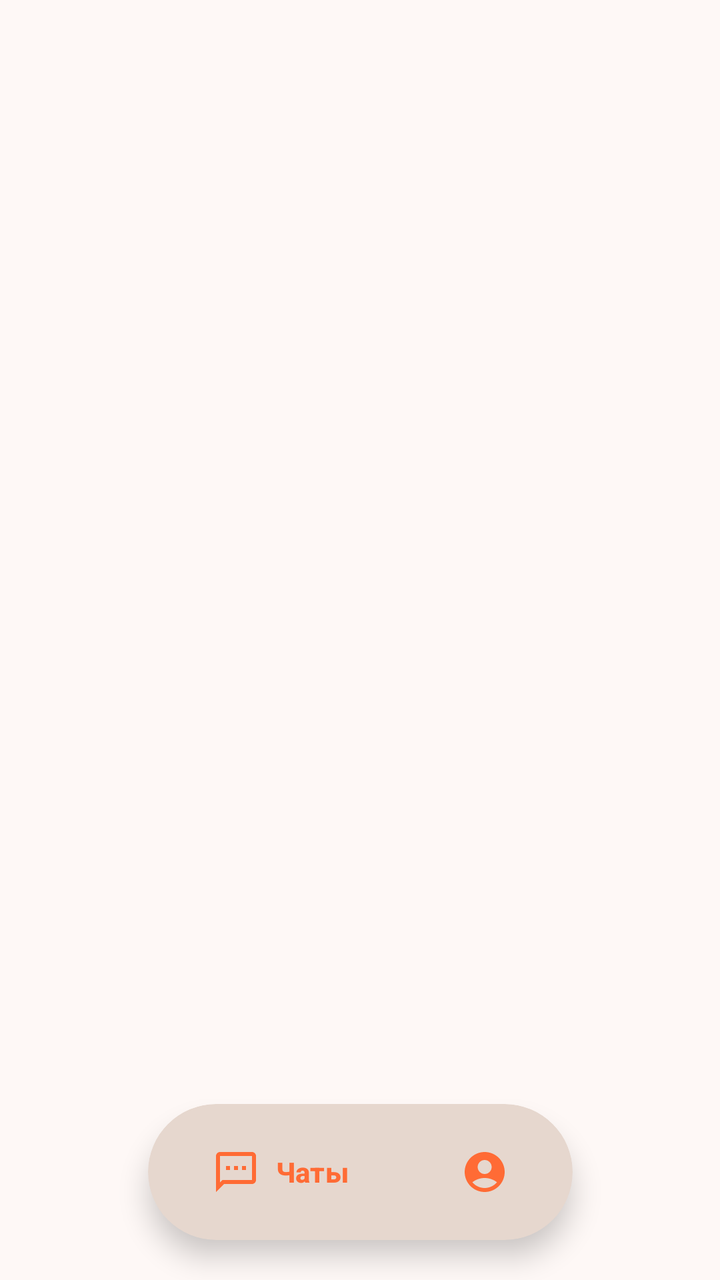
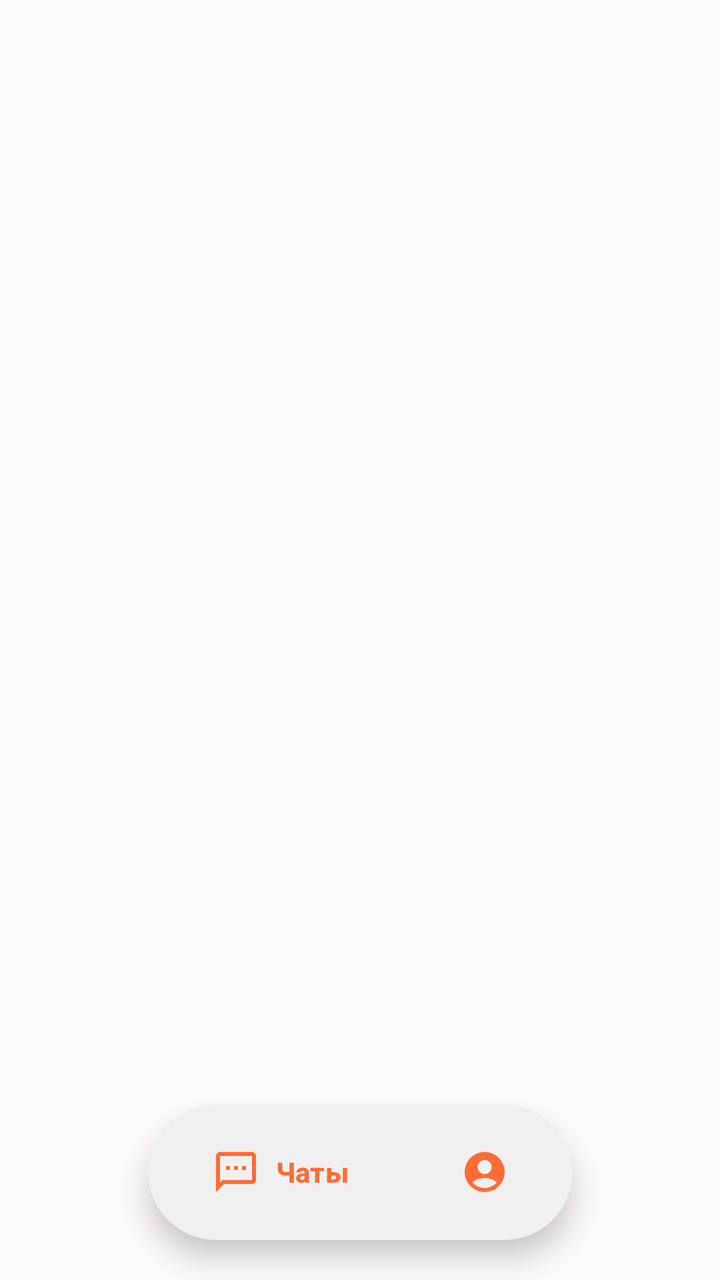

The first picture is an Android layout as it rendered before a commit; the second is the same layout after the commit. The layout source and the unified diff follow.
<!-- AndroidManifest.xml: activity theme Theme.BarkfluffClientAndroid -->
<!-- res/layout/activity_main.xml -->
<?xml version="1.0" encoding="utf-8"?>
<androidx.constraintlayout.widget.ConstraintLayout xmlns:android="http://schemas.android.com/apk/res/android"
    xmlns:app="http://schemas.android.com/apk/res-auto"
    android:id="@+id/mainRoot"
    android:layout_width="match_parent"
    android:layout_height="match_parent"
    android:background="?android:attr/colorBackground"
    android:clipChildren="false"
    android:clipToPadding="false"
    android:fitsSystemWindows="true">

    
    <FrameLayout
        android:id="@+id/fragmentContainer"
        android:layout_width="0dp"
        android:layout_height="0dp"
        app:layout_constraintTop_toTopOf="parent"
        app:layout_constraintBottom_toBottomOf="parent"
        app:layout_constraintStart_toStartOf="parent"
        app:layout_constraintEnd_toEndOf="parent" />

    
    <com.google.android.material.bottomnavigation.BottomNavigationView
        android:id="@+id/bottomNavigation"
        android:layout_width="0dp"
        android:layout_height="0dp"
        android:visibility="gone" />

    
    <LinearLayout
        android:id="@+id/floatingNavContainer"
        android:layout_width="wrap_content"
        android:layout_height="wrap_content"
        android:layout_marginBottom="8dp"
        android:clipChildren="false"
        android:clipToPadding="false"
        android:gravity="center_vertical"
        android:orientation="horizontal"
        android:paddingStart="8dp"
        android:paddingTop="4dp"
        android:paddingEnd="8dp"
        android:paddingBottom="12dp"
        app:layout_constraintBottom_toBottomOf="parent"
        app:layout_constraintEnd_toEndOf="parent"
        app:layout_constraintStart_toStartOf="parent">

        <com.google.android.material.card.MaterialCardView
            android:id="@+id/bottomNavCard"
            android:layout_width="wrap_content"
            android:layout_height="68dp"
            android:clipChildren="false"
            android:clipToPadding="false"
            app:cardBackgroundColor="@color/floating_nav_group"
            app:cardCornerRadius="34dp"
            app:cardElevation="8dp"
            app:cardUseCompatPadding="false"
            app:strokeWidth="0dp">

            <LinearLayout
                android:id="@+id/floatingNavTabs"
                android:layout_width="wrap_content"
                android:layout_height="match_parent"
                android:clipChildren="false"
                android:clipToPadding="false"
                android:gravity="center_vertical"
                android:orientation="horizontal"
                android:padding="8dp">

                <FrameLayout
                    android:id="@+id/chatNavTab"
                    android:layout_width="wrap_content"
                    android:layout_height="52dp"
                    android:clipChildren="false"
                    android:clipToPadding="false">

                    <com.google.android.material.button.MaterialButton
                        android:id="@+id/chatNavButton"
                        style="?attr/materialButtonOutlinedStyle"
                        android:layout_width="wrap_content"
                        android:layout_height="52dp"
                        android:insetTop="0dp"
                        android:insetBottom="0dp"
                        android:minWidth="0dp"
                        android:minHeight="0dp"
                        android:text="@string/nav_chats"
                        android:textAllCaps="false"
                        android:textStyle="bold"
                        app:cornerRadius="26dp"
                        app:icon="@drawable/ic_chat_bubble"
                        app:iconGravity="textStart"
                        app:iconPadding="8dp"
                        app:iconSize="24dp"
                        app:strokeWidth="0dp" />

                    <TextView
                        android:id="@+id/chatUnreadBadge"
                        android:layout_width="wrap_content"
                        android:layout_height="17dp"
                        android:layout_gravity="top|end"
                        android:background="@drawable/bg_floating_nav_badge"
                        android:gravity="center"
                        android:minWidth="17dp"
                        android:paddingHorizontal="4dp"
                        android:textColor="@color/floating_nav_badge_text"
                        android:textSize="10sp"
                        android:textStyle="bold"
                        android:translationX="4dp"
                        android:translationY="-4dp"
                        android:visibility="gone" />

                </FrameLayout>

                <FrameLayout
                    android:id="@+id/callsNavTab"
                    android:layout_width="wrap_content"
                    android:layout_height="52dp"
                    android:layout_marginStart="8dp"
                    android:visibility="gone">

                    <com.google.android.material.button.MaterialButton
                        android:id="@+id/callsNavButton"
                        style="?attr/materialButtonOutlinedStyle"
                        android:layout_width="wrap_content"
                        android:layout_height="52dp"
                        android:insetTop="0dp"
                        android:insetBottom="0dp"
                        android:minWidth="0dp"
                        android:minHeight="0dp"
                        android:textAllCaps="false"
                        android:textStyle="bold"
                        app:cornerRadius="26dp"
                        app:icon="@drawable/ic_phone"
                        app:iconGravity="textStart"
                        app:iconPadding="0dp"
                        app:iconSize="24dp"
                        app:strokeWidth="0dp" />

                </FrameLayout>

                <FrameLayout
                    android:id="@+id/profileNavTab"
                    android:layout_width="wrap_content"
                    android:layout_height="52dp"
                    android:layout_marginStart="8dp">

                    <com.google.android.material.button.MaterialButton
                        android:id="@+id/profileNavButton"
                        style="?attr/materialButtonOutlinedStyle"
                        android:layout_width="wrap_content"
                        android:layout_height="52dp"
                        android:insetTop="0dp"
                        android:insetBottom="0dp"
                        android:minWidth="0dp"
                        android:minHeight="0dp"
                        android:textAllCaps="false"
                        android:textStyle="bold"
                        app:cornerRadius="26dp"
                        app:icon="@drawable/ic_account"
                        app:iconGravity="textStart"
                        app:iconPadding="0dp"
                        app:iconSize="24dp"
                        app:strokeWidth="0dp" />

                    <View
                        android:id="@+id/profileUpdateBadge"
                        android:layout_width="8dp"
                        android:layout_height="8dp"
                        android:layout_gravity="top|end"
                        android:background="@drawable/bg_floating_nav_update_badge"
                        android:translationX="-2dp"
                        android:translationY="4dp"
                        android:visibility="gone" />

                </FrameLayout>

            </LinearLayout>

        </com.google.android.material.card.MaterialCardView>

        <com.google.android.material.floatingactionbutton.FloatingActionButton
            android:id="@+id/createChatFab"
            android:layout_width="64dp"
            android:layout_height="64dp"
            android:layout_marginStart="10dp"
            android:contentDescription="@string/cd_new_chat"
            android:visibility="gone"
            app:backgroundTint="@color/floating_nav_fab"
            app:fabCustomSize="64dp"
            app:maxImageSize="26dp"
            app:rippleColor="@color/floating_nav_active"
            app:shapeAppearanceOverlay="@style/ShapeAppearanceOverlay.Barkfluff.FloatingNavFab"
            app:srcCompat="@drawable/ic_edit_square"
            app:tint="@color/floating_nav_fab_content" />

    </LinearLayout>

</androidx.constraintlayout.widget.ConstraintLayout>
<!-- resources referenced by this layout -->
<resources>
  <color name="floating_nav_active">#8C351C</color>
  <color name="floating_nav_badge_text">#8C351C</color>
  <color name="floating_nav_fab">#F0DDD4</color>
  <color name="floating_nav_fab_content">#8C351C</color>
  <color name="floating_nav_group">#E6D7CE</color>
  <!-- drawable bg_floating_nav_badge (drawable) -->
  <?xml version="1.0" encoding="utf-8"?>
  <shape xmlns:android="http://schemas.android.com/apk/res/android"
      android:shape="rectangle">
      <solid android:color="@color/floating_nav_badge" />
      <corners android:radius="9dp" />
  </shape>
  <!-- drawable bg_floating_nav_update_badge (drawable) -->
  <?xml version="1.0" encoding="utf-8"?>
  <shape xmlns:android="http://schemas.android.com/apk/res/android"
      android:shape="oval">
      <solid android:color="@color/floating_nav_update_badge" />
  </shape>
  <!-- drawable ic_account (drawable) -->
  <?xml version="1.0" encoding="utf-8"?>
  <vector xmlns:android="http://schemas.android.com/apk/res/android"
      android:width="24dp"
      android:height="24dp"
      android:viewportWidth="24"
      android:viewportHeight="24">
      <path
          android:fillColor="?attr/colorOnSurface"
          android:pathData="M12,2C6.48,2 2,6.48 2,12s4.48,10 10,10 10,-4.48 10,-10S17.52,2 12,2zM12,6c1.93,0 3.5,1.57 3.5,3.5S13.93,13 12,13s-3.5,-1.57 -3.5,-3.5S10.07,6 12,6zM12,20c-2.03,0 -4.43,-0.82 -6.14,-2.88C7.55,15.8 9.68,15 12,15s4.45,0.8 6.14,2.12C16.43,19.18 14.03,20 12,20z"/>
  </vector>
  <!-- drawable ic_edit_square (drawable) -->
  <?xml version="1.0" encoding="utf-8"?>
  <vector xmlns:android="http://schemas.android.com/apk/res/android"
      android:width="24dp"
      android:height="24dp"
      android:viewportWidth="24"
      android:viewportHeight="24">
      <path
          android:fillColor="#FF000000"
          android:pathData="M3,3h13v2H5v14h14v-11h2v13H3zM20.71,4.04c0.39,-0.39 0.39,-1.02 0,-1.41l-1.34,-1.34c-0.39,-0.39 -1.02,-0.39 -1.41,0L8,11.25V15h3.75L21.71,4.04zM10.92,13H10v-0.92l8.66,-8.66 0.92,0.92L10.92,13z" />
  </vector>
  <string name="cd_new_chat">Новый чат</string>
  <string name="nav_chats">Чаты</string>
  <style name="ShapeAppearanceOverlay.Barkfluff.FloatingNavFab" parent="">
          <item name="cornerFamily">rounded</item>
          <item name="cornerSize">22dp</item>
      </style>
  <style name="Theme.BarkfluffClientAndroid" parent="Base.Theme.BarkfluffClientAndroid" />
  <color name="floating_nav_badge">#FBF4F0</color>
  <color name="floating_nav_update_badge">#BA1A1A</color>
  <color name="primary">#FF6B35</color>
  <color name="on_primary">#FFFFFF</color>
  <color name="primary_container">#FFDAD0</color>
  <color name="on_primary_container">#4A2000</color>
  <color name="secondary">#2196F3</color>
  <color name="on_secondary">#FFFFFF</color>
  <color name="secondary_container">#D0E4FF</color>
  <color name="on_secondary_container">#001F3A</color>
  <color name="tertiary">#785A0B</color>
  <color name="on_tertiary">#FFFFFF</color>
  <color name="tertiary_container">#FFDF9C</color>
  <color name="on_tertiary_container">#261A00</color>
  <color name="error">#BA1A1A</color>
  <color name="on_error">#FFFFFF</color>
  <color name="error_container">#FFDAD6</color>
  <color name="on_error_container">#410002</color>
  <color name="surface">#FEF8F6</color>
  <color name="on_surface">#1C1B1A</color>
  <color name="on_surface_variant">#494544</color>
  <color name="surface_container_lowest">#FFFFFF</color>
  <color name="surface_container_low">#FEF8F6</color>
  <color name="surface_container">#F0F0F0</color>
  <color name="surface_container_high">#E8E8E8</color>
  <color name="surface_container_highest">#E2E2E2</color>
  <color name="outline">#7C7775</color>
  <color name="outline_variant">#CDC6C4</color>
  <color name="background">#FEF8F6</color>
  <color name="on_background">#1C1B1A</color>
  <color name="inverse_surface">#31302E</color>
  <color name="inverse_on_surface">#F5F0EE</color>
  <color name="inverse_primary">#FFB5A0</color>
  <!-- unchanged entries left out for length: 3 -->
</resources>

<!-- the commit's change to res/layout/activity_main.xml (unified diff, before → after) -->
@@ -50,7 +50,7 @@
             android:layout_height="68dp"
             android:clipChildren="false"
             android:clipToPadding="false"
-            app:cardBackgroundColor="@color/floating_nav_group"
+            app:cardBackgroundColor="?attr/colorSurfaceContainer"
             app:cardCornerRadius="34dp"
             app:cardElevation="8dp"
             app:cardUseCompatPadding="false"
@@ -101,7 +101,7 @@
                         android:gravity="center"
                         android:minWidth="17dp"
                         android:paddingHorizontal="4dp"
-                        android:textColor="@color/floating_nav_badge_text"
+                        android:textColor="?attr/colorPrimary"
                         android:textSize="10sp"
                         android:textStyle="bold"
                         android:translationX="4dp"
@@ -184,13 +184,13 @@
             android:layout_marginStart="10dp"
             android:contentDescription="@string/cd_new_chat"
             android:visibility="gone"
-            app:backgroundTint="@color/floating_nav_fab"
+            app:backgroundTint="?attr/colorPrimaryContainer"
             app:fabCustomSize="64dp"
             app:maxImageSize="26dp"
-            app:rippleColor="@color/floating_nav_active"
+            app:rippleColor="?attr/colorPrimary"
             app:shapeAppearanceOverlay="@style/ShapeAppearanceOverlay.Barkfluff.FloatingNavFab"
             app:srcCompat="@drawable/ic_edit_square"
-            app:tint="@color/floating_nav_fab_content" />
+            app:tint="?attr/colorOnPrimaryContainer" />
 
     </LinearLayout>
 
<!-- resource entries referenced after the edit -->
@@ -1,22 +1,17 @@
 <!-- resources referenced by this layout -->
 <resources>
-  <color name="floating_nav_active">#8C351C</color>
-  <color name="floating_nav_badge_text">#8C351C</color>
-  <color name="floating_nav_fab">#F0DDD4</color>
-  <color name="floating_nav_fab_content">#8C351C</color>
-  <color name="floating_nav_group">#E6D7CE</color>
   <!-- drawable bg_floating_nav_badge (drawable) -->
   <?xml version="1.0" encoding="utf-8"?>
   <shape xmlns:android="http://schemas.android.com/apk/res/android"
       android:shape="rectangle">
-      <solid android:color="@color/floating_nav_badge" />
+      <solid android:color="?attr/colorSurface" />
       <corners android:radius="9dp" />
   </shape>
   <!-- drawable bg_floating_nav_update_badge (drawable) -->
   <?xml version="1.0" encoding="utf-8"?>
   <shape xmlns:android="http://schemas.android.com/apk/res/android"
       android:shape="oval">
-      <solid android:color="@color/floating_nav_update_badge" />
+      <solid android:color="?attr/colorError" />
   </shape>
   <!-- drawable ic_account (drawable) -->
   <?xml version="1.0" encoding="utf-8"?>
@@ -47,8 +42,6 @@
           <item name="cornerSize">22dp</item>
       </style>
   <style name="Theme.BarkfluffClientAndroid" parent="Base.Theme.BarkfluffClientAndroid" />
-  <color name="floating_nav_badge">#FBF4F0</color>
-  <color name="floating_nav_update_badge">#BA1A1A</color>
   <color name="primary">#FF6B35</color>
   <color name="on_primary">#FFFFFF</color>
   <color name="primary_container">#FFDAD0</color>
